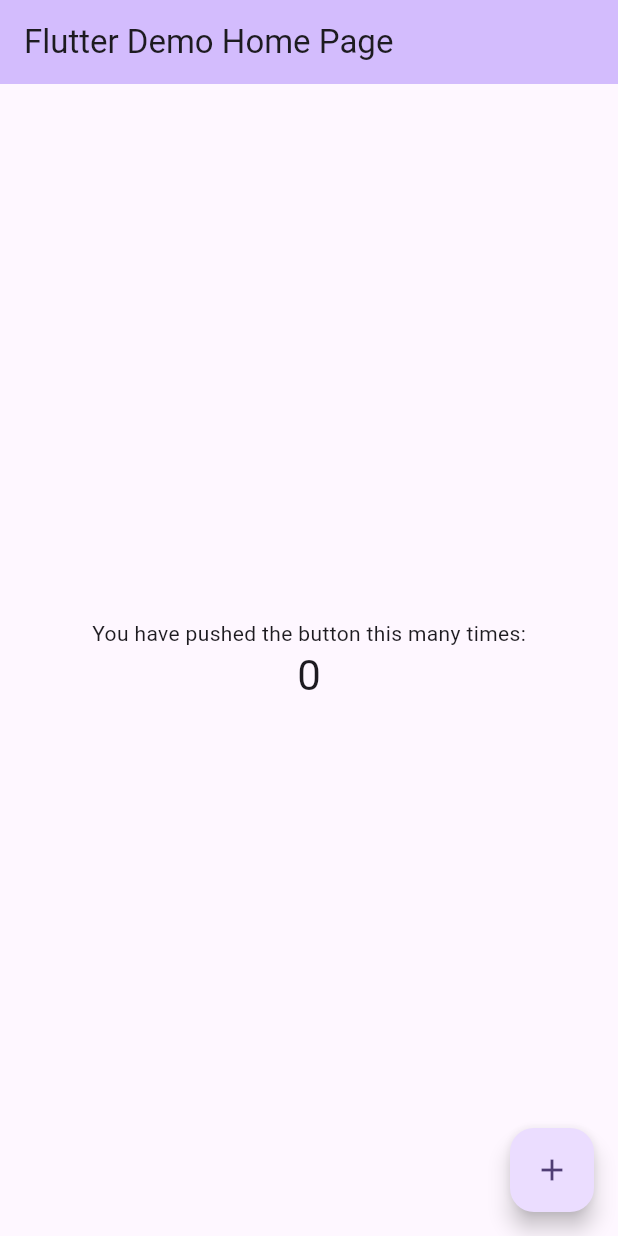
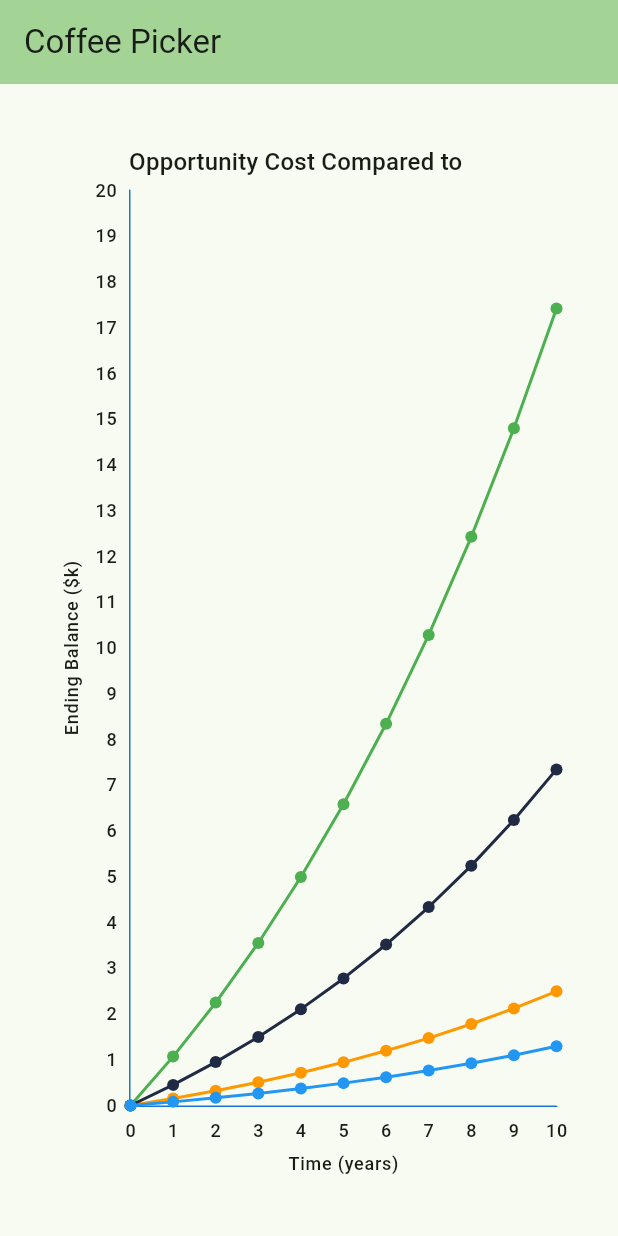
Before and after one commit to andrew-surratt/coffee-picker, a Flutter app: the screen it shows after launch, on a phone screen of 412 x 824 dp. Run offline on Flutter 3.47's test engine with Material 2 defaults, Android fonts, the phone set to English and light mode, and no system bars; drawn by our look-alikes of fl_chart.

Commit message:
Feature/compound interest chart (#3)
* Create compound interest chart comparisons of different coffee choices.

* Add legend data, additional option, colors, title

```diff
--- /dev/null
+++ b/lib/line_chart.dart
@@ -0,0 +1,114 @@
+import 'package:flutter/material.dart';
+import 'package:fl_chart/fl_chart.dart';
+
+import 'coffee.dart';
+
+Widget lineChart(BuildContext context) {
+  var themeData = Theme.of(context);
+
+  var coffeeData = [
+    (name: 'Starbucks', data: starbucksStoreLineData(themeData)),
+    (name: 'Dunkin', data: dunkinLineData(themeData)),
+    (name: 'Night Swim', data: nightSwimLineData(themeData)),
+    (name: 'Maxwell', data: maxwellHouseLineData(themeData)),
+  ];
+  var lineTouchData = LineTouchData(
+    handleBuiltInTouches: true,
+    touchTooltipData: LineTouchTooltipData(
+        maxContentWidth: 200,
+        tooltipBgColor: themeData.scaffoldBackgroundColor.withOpacity(0.2),
+        fitInsideHorizontally: true,
+        getTooltipItems: (List<LineBarSpot> touchedSpots) {
+          return touchedSpots.map((LineBarSpot touchedSpot) {
+            return LineTooltipItem(
+                "${coffeeData[touchedSpot.barIndex].name} \$${touchedSpot.y.toString()}",
+                TextStyle(
+                  color: touchedSpot.bar.gradient?.colors.first ??
+                      touchedSpot.bar.color ??
+                      Colors.blueGrey,
+                ));
+          }).toList();
+        }),
+  );
+  return LineChart(LineChartData(
+      minX: 0,
+      maxX: 10,
+      minY: 0,
+      maxY: 20000,
+      lineTouchData: lineTouchData,
+      titlesData: FlTitlesData(
+        bottomTitles: AxisTitles(
+          axisNameWidget: Text(
+            'Time (years)',
+            style: themeData.textTheme.labelMedium,
+          ),
+          sideTitles: getXTitles(context),
+        ),
+        rightTitles: const AxisTitles(
+          sideTitles: SideTitles(showTitles: false),
+        ),
+        topTitles: AxisTitles(
+          axisNameSize: 30,
+          axisNameWidget: Text(
+            'Opportunity Cost Compared to Investing',
+            style: themeData.textTheme.titleMedium,
+          ),
+        ),
+        leftTitles: AxisTitles(
+          axisNameWidget: Text(
+            'Ending Balance (\$k)',
+            style: themeData.textTheme.labelMedium,
+          ),
+          sideTitles: getYTitles(context),
+        ),
+      ),
+      borderData: FlBorderData(
+        show: true,
+        border: Border(
+          bottom: BorderSide(color: themeData.primaryColorDark),
+          left: BorderSide(color: themeData.primaryColorDark),
+          right: const BorderSide(color: Colors.transparent),
+          top: const BorderSide(color: Colors.transparent),
+        ),
+      ),
+      gridData: const FlGridData(show: false),
+      lineBarsData: coffeeData.map((e) => e.data).toList()));
+}
+
+SideTitles getYTitles(BuildContext context) {
+  const double interval = 1000;
+  return getSideTitles(
+      interval: interval,
+      context: context,
+      reservedSize: 30,
+      getTitleText: (double value, BuildContext context) => Text(
+          (value ~/ interval).toInt().toString(),
+          style: Theme.of(context).textTheme.labelMedium));
+}
+
+SideTitles getXTitles(BuildContext context) {
+  return getSideTitles(
+      context: context,
+      reservedSize: 30,
+      getTitleText: (double value, BuildContext context) => Text(
+          value.toInt().toString(),
+          style: Theme.of(context).textTheme.labelMedium));
+}
+
+SideTitles getSideTitles({
+  required BuildContext context,
+  required Text Function(double, BuildContext) getTitleText,
+  double interval = 1,
+  double reservedSize = 50,
+}) {
+  return SideTitles(
+      showTitles: true,
+      reservedSize: reservedSize,
+      interval: interval,
+      getTitlesWidget: (double value, TitleMeta meta) {
+        return SideTitleWidget(
+          axisSide: meta.axisSide,
+          child: getTitleText(value, context),
+        );
+      });
+}
--- a/lib/main.dart
+++ b/lib/main.dart
@@ -1,4 +1,6 @@
 import 'package:flutter/material.dart';
+
+import 'line_chart.dart';
 
 void main() {
   runApp(const MyApp());
@@ -11,7 +13,7 @@
   @override
   Widget build(BuildContext context) {
     return MaterialApp(
-      title: 'Flutter Demo',
+      title: 'Coffee Picker',
       theme: ThemeData(
         // This is the theme of your application.
         //
@@ -28,10 +30,10 @@
         //
         // This works for code too, not just values: Most code changes can be
         // tested with just a hot reload.
-        colorScheme: ColorScheme.fromSeed(seedColor: Colors.deepPurple),
+        colorScheme: ColorScheme.fromSeed(seedColor: const Color(0xFF056608)),
         useMaterial3: true,
       ),
-      home: const MyHomePage(title: 'Flutter Demo Home Page'),
+      home: const MyHomePage(title: 'Coffee Picker'),
     );
   }
 }
@@ -86,40 +88,12 @@
         // the App.build method, and use it to set our appbar title.
         title: Text(widget.title),
       ),
-      body: Center(
+      body: Padding(
+        padding: const EdgeInsets.all(40),
         // Center is a layout widget. It takes a single child and positions it
         // in the middle of the parent.
-        child: Column(
-          // Column is also a layout widget. It takes a list of children and
-          // arranges them vertically. By default, it sizes itself to fit its
-          // children horizontally, and tries to be as tall as its parent.
-          //
-          // Column has various properties to control how it sizes itself and
-          // how it positions its children. Here we use mainAxisAlignment to
-          // center the children vertically; the main axis here is the vertical
-          // axis because Columns are vertical (the cross axis would be
-          // horizontal).
-          //
-          // TRY THIS: Invoke "debug painting" (choose the "Toggle Debug Paint"
-          // action in the IDE, or press "p" in the console), to see the
-          // wireframe for each widget.
-          mainAxisAlignment: MainAxisAlignment.center,
-          children: <Widget>[
-            const Text(
-              'You have pushed the button this many times:',
-            ),
-            Text(
-              '$_counter',
-              style: Theme.of(context).textTheme.headlineMedium,
-            ),
-          ],
-        ),
+        child: lineChart(context),
       ),
-      floatingActionButton: FloatingActionButton(
-        onPressed: _incrementCounter,
-        tooltip: 'Increment',
-        child: const Icon(Icons.add),
-      ), // This trailing comma makes auto-formatting nicer for build methods.
     );
   }
 }
--- a/pubspec.yaml
+++ b/pubspec.yaml
@@ -35,6 +35,7 @@ dependencies:
   # The following adds the Cupertino Icons font to your application.
   # Use with the CupertinoIcons class for iOS style icons.
   cupertino_icons: ^1.0.2
+  fl_chart: ^0.63.0
 
 dev_dependencies:
   flutter_test:
```
Also changed, not shown: lib/coffee.dart (added, +82 -0 lines), lib/finance.dart (added, +41 -0 lines).
